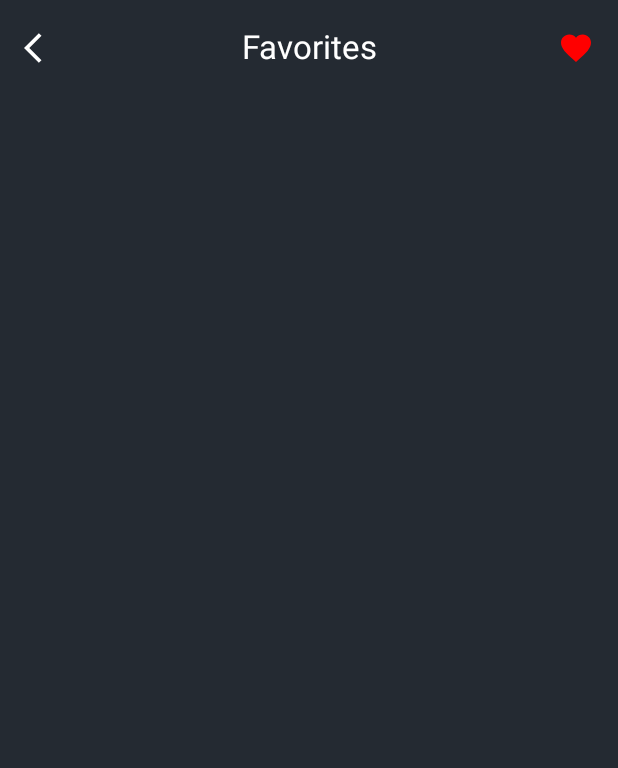
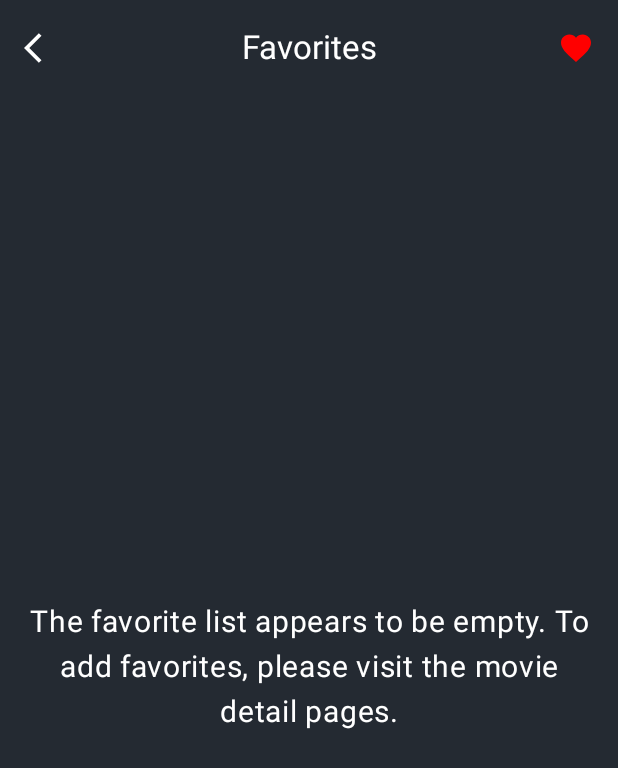
Before and after one commit to omerfaruksekmen/CineVibe, an Android app built with Jetpack Compose: the FavoritesPage screen opened through its navigation route, on a phone screen of 412 x 824 dp. Shown: the top 768 px of the screen. Run offline under Robolectric (Android 15) with nearby library versions, the phone set to English and light mode, and no system bars; our stand-ins replace Dagger/Hilt's generated code, livedata-compose; libraries missing offline, so code that uses them is left out: com.skydoves.landscapist; network calls fail; 1 statement that could not run was skipped.

Commit message:
Added favorite null check.

```diff
--- a/app/src/main/java/com/omerfaruksekmen/cinevibe/ui/screen/CartPage.kt
+++ b/app/src/main/java/com/omerfaruksekmen/cinevibe/ui/screen/CartPage.kt
@@ -61,7 +61,7 @@ fun CartPage(navController: NavController, cartPageViewModel: CartPageViewModel)
     and the movie information in the cart for the specified username is retrieved as a result of
     the request sent to the web service. */
     LaunchedEffect(key1 = true) {
-        cartPageViewModel.getAllMoviesInTheCart("omerfaruk_sekmen")
+        cartPageViewModel.getAllMoviesInTheCart("Enter your username here.")
     }
 
     Scaffold(
@@ -113,7 +113,7 @@ fun CartPage(navController: NavController, cartPageViewModel: CartPageViewModel)
             ) {
                 Text(modifier = Modifier.padding(16.dp),
                     text = "Your cart is empty. Please visit the homepage to purchase new movies. :)",
-                    fontSize = 24.sp, lineHeight = 30.sp, color = Color.White,
+                    fontSize = 20.sp, lineHeight = 30.sp, color = Color.White,
                     textAlign = TextAlign.Center)
             }
         } else {
@@ -198,7 +198,7 @@ fun CartPage(navController: NavController, cartPageViewModel: CartPageViewModel)
                                                         actionLabel = "YES"
                                                     )
                                                     if(snackbar == SnackbarResult.ActionPerformed){
-                                                        cartPageViewModel.removeMovieFromCart(cartMovie.cartId, "omerfaruk_sekmen")
+                                                        cartPageViewModel.removeMovieFromCart(cartMovie.cartId, "Enter your username here.")
                                                     }
                                                 }
                                             }
--- a/app/src/main/java/com/omerfaruksekmen/cinevibe/ui/screen/FavoritesPage.kt
+++ b/app/src/main/java/com/omerfaruksekmen/cinevibe/ui/screen/FavoritesPage.kt
@@ -70,6 +70,24 @@ fun FavoritesPage(navController: NavController, favoritesPageViewModel: Favorite
             )
         }
     ) { paddingValues ->
+        if(favoritesList.value.isNullOrEmpty()){
+            // If the favorite list is empty, an informational message is displayed."
+            Column(
+                modifier = Modifier
+                    .fillMaxSize()
+                    .background(Color(0xFF242A32))
+                    .padding(paddingValues),
+                verticalArrangement = Arrangement.Center,
+                horizontalAlignment = Alignment.CenterHorizontally
+            ) {
+                Text(
+                    text = "The favorite list appears to be empty. To add favorites, please visit the movie detail pages.",
+                    fontSize = 20.sp, lineHeight = 30.sp, color = Color.White,
+                    textAlign = TextAlign.Center,
+                    modifier = Modifier.padding(16.dp)
+                )
+            }
+        }else{
             // Using the LazyColumn structure, the favorite movies fetched from the Room database are listed.
             LazyColumn(
                 modifier = Modifier
@@ -146,3 +164,4 @@ fun FavoritesPage(navController: NavController, favoritesPageViewModel: Favorite
             }
         }
     }
+}
--- a/app/src/main/java/com/omerfaruksekmen/cinevibe/ui/screen/MovieDetailPage.kt
+++ b/app/src/main/java/com/omerfaruksekmen/cinevibe/ui/screen/MovieDetailPage.kt
@@ -349,7 +349,7 @@ fun MovieDetailPage(incomingMovieObject: Movies, navController: NavController, m
                             incomingMovieObject.name, incomingMovieObject.image, incomingMovieObject.price,
                             incomingMovieObject.category, incomingMovieObject.rating, incomingMovieObject.year,
                             incomingMovieObject.director, incomingMovieObject.description,
-                            quantity, "omerfaruk_sekmen"
+                            quantity, "Enter your username here."
                         )
                         Toast.makeText(context,
                             "${incomingMovieObject.name} added to cart (${quantity} quantity)",
--- a/app/src/main/java/com/omerfaruksekmen/cinevibe/ui/screen/SearchPage.kt
+++ b/app/src/main/java/com/omerfaruksekmen/cinevibe/ui/screen/SearchPage.kt
@@ -93,7 +93,7 @@ fun SearchPage(navController: NavController, searchPageViewModel: SearchPageView
             ) {
                 Text(
                     text = "Use the search box above to search for movies.",
-                    color = Color.White,
+                    fontSize = 20.sp, lineHeight = 30.sp, color = Color.White,
                     textAlign = TextAlign.Center,
                     modifier = Modifier.padding(16.dp)
                 )
--- a/app/src/main/java/com/omerfaruksekmen/cinevibe/ui/viewmodel/CartPageViewModel.kt
+++ b/app/src/main/java/com/omerfaruksekmen/cinevibe/ui/viewmodel/CartPageViewModel.kt
@@ -19,14 +19,14 @@ class CartPageViewModel @Inject constructor(var moviesRepository: MoviesReposito
     var isEmptyCart = MutableLiveData<Boolean>(true)
 
     init {
-        getAllMoviesInTheCart("omerfaruk_sekmen")
+        getAllMoviesInTheCart("Enter your username here.")
     }
 
     fun removeMovieFromCart(movieCartId: Int,
                         movieUsername: String){
         CoroutineScope(Dispatchers.Main).launch {
             moviesRepository.removeMovieFromCart(movieCartId, movieUsername)
-            getAllMoviesInTheCart("omerfaruk_sekmen")
+            getAllMoviesInTheCart("Enter your username here.")
         }
     }
 
```
Also changed, not shown: 4 other files. Lines whose indentation alone changed are shown as unchanged.
